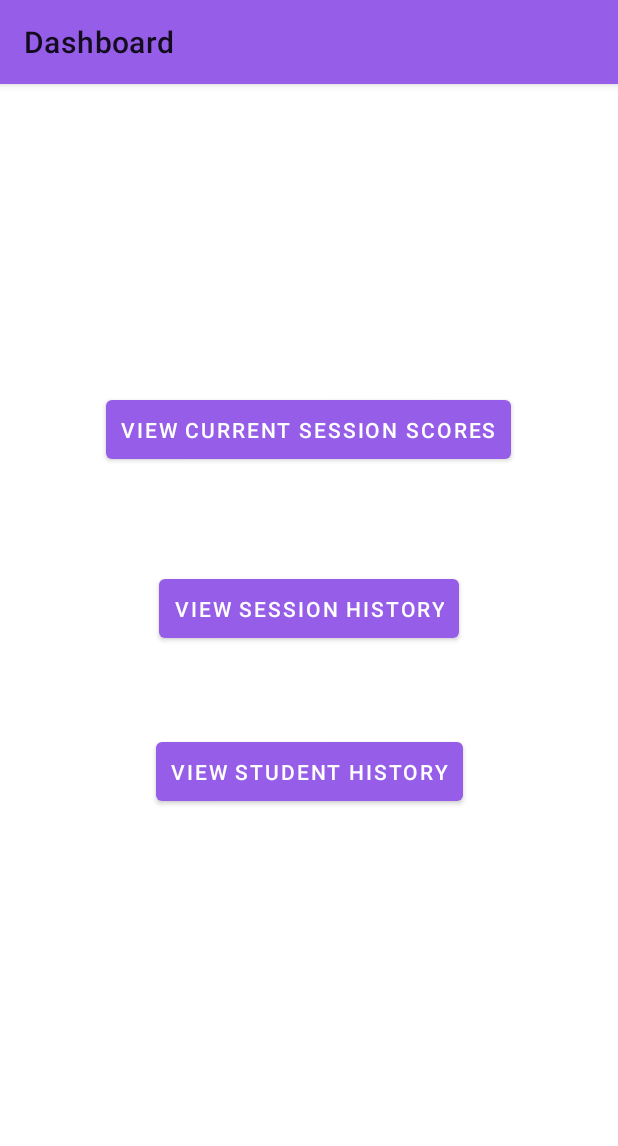
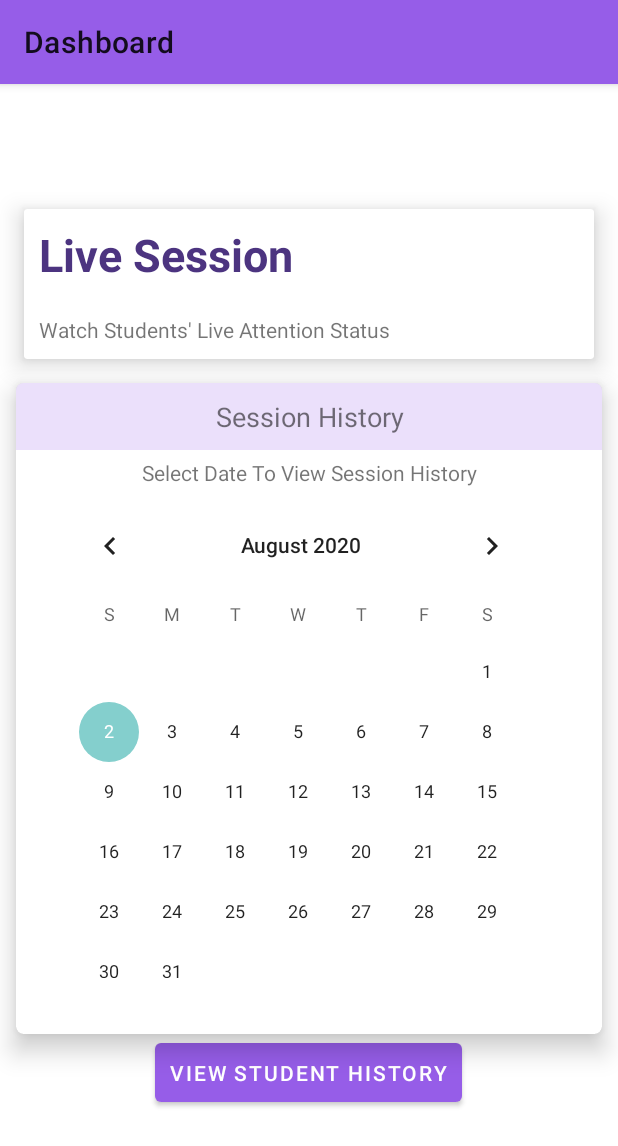
Before and after one commit to saum7800/GL32_Meraki, an Android app: the screen it shows after launch (MainActivity), on a phone screen of 412 x 824 dp. Shown: the top 1146 px of the screen. Run offline under Robolectric (Android 15) with nearby library versions, the phone set to English and light mode, and no system bars; our stand-ins replace data binding, navigation-ui.

Commit message:
Layout Changes

```diff
--- a/app/src/main/java/com/example/sih/dashboard/DashboardFragment.kt
+++ b/app/src/main/java/com/example/sih/dashboard/DashboardFragment.kt
@@ -1,9 +1,11 @@
 package com.example.sih.dashboard
 
 import android.os.Bundle
+import android.util.Log
 import android.view.LayoutInflater
 import android.view.View
 import android.view.ViewGroup
+import android.widget.CalendarView
 import androidx.databinding.DataBindingUtil
 import androidx.fragment.app.Fragment
 import androidx.navigation.findNavController
@@ -13,11 +15,15 @@ import androidx.navigation.ui.NavigationUI.setupActionBarWithNavController
 import androidx.navigation.ui.setupActionBarWithNavController
 import com.example.sih.R
 import com.example.sih.databinding.FragmentDashboardBinding
+import java.text.SimpleDateFormat
+import java.time.LocalDate
+import java.util.*
 
 class DashboardFragment : Fragment(){
 
     private lateinit var binding : FragmentDashboardBinding
     private lateinit var appBarConfiguration: AppBarConfiguration
+    private lateinit var calendar: Calendar
 
     override fun onCreateView(
         inflater: LayoutInflater,
@@ -25,14 +31,18 @@ class DashboardFragment : Fragment(){
         savedInstanceState: Bundle?
     ): View{
 
+        calendar = Calendar.getInstance()
+
         binding = DataBindingUtil.inflate(
             inflater, R.layout.fragment_dashboard,container,false
         )
         binding.lifecycleOwner=this
 
-        binding.historyButton.setOnClickListener {
+        binding.calendar.setOnDateChangeListener { _, year, month, dayOfMonth ->
+            val dateString = dayOfMonth.toString().padStart(2,'0')+'-'+(month+1).toString().padStart(2,'0')+"-"+year.toString()
+            Log.d("Date",dateString)
             this.findNavController().navigate(
-                DashboardFragmentDirections.actionDashboardFragmentToHistoryFragment()
+                DashboardFragmentDirections.actionDashboardFragmentToHistoryFragment(dateString.trim())
             )
         }
 
@@ -50,5 +60,4 @@ class DashboardFragment : Fragment(){
         return binding.root
 
     }
-
 }
--- a/app/src/main/java/com/example/sih/database/ScoreDatabase.kt
+++ b/app/src/main/java/com/example/sih/database/ScoreDatabase.kt
@@ -3,7 +3,7 @@ package com.example.sih.database
 import android.content.Context
 import androidx.room.*
 
-@Database(entities = [StudentScore :: class], version = 3 , exportSchema = false)
+@Database(entities = [StudentScore :: class], version = 4 , exportSchema = false)
 
 abstract class ScoreDatabase : RoomDatabase() {
 
--- a/app/src/main/java/com/example/sih/database/ScoreDatabaseDao.kt
+++ b/app/src/main/java/com/example/sih/database/ScoreDatabaseDao.kt
@@ -20,7 +20,7 @@ interface ScoreDatabaseDao {
     @Query("SELECT id  FROM score_history_table")
     fun getDates(): Cursor
 
-    @Query("SELECT id  FROM score_history_table  WHERE id LIKE :date")
+    @Query("SELECT id  FROM score_history_table  WHERE id LIKE :date ")
     fun getSimilarDates(date: String): Cursor
 
     @Query("DELETE FROM score_history_table")
--- a/app/src/main/java/com/example/sih/database/StudentDatabase.kt
+++ b/app/src/main/java/com/example/sih/database/StudentDatabase.kt
@@ -6,7 +6,7 @@ import androidx.room.Room
 import androidx.room.RoomDatabase
 
 
-@Database(entities = [StudentData :: class], version = 1 , exportSchema = false)
+@Database(entities = [StudentData :: class], version = 2 , exportSchema = false)
 abstract class StudentDatabase : RoomDatabase() {
 
     abstract val studentDatabaseDao : StudentDatabaseDao
--- a/app/src/main/java/com/example/sih/history/HistoryFragment.kt
+++ b/app/src/main/java/com/example/sih/history/HistoryFragment.kt
@@ -38,7 +38,9 @@ class HistoryFragment : Fragment(), AdapterView.OnItemSelectedListener {
         val application = requireNotNull(this.activity).application
         val dataSource = ScoreDatabase.getInstance(application).scoreDatabaseDao
         val chart = binding.historyChart
-        viewModelFactory = HistoryViewModelFactory(dataSource,application,chart)
+        val args = HistoryFragmentArgs.fromBundle(requireArguments())
+        val date = args.date
+        viewModelFactory = HistoryViewModelFactory(dataSource,application,chart,date)
         viewModel = ViewModelProvider(this,viewModelFactory).get(HistoryViewModel::class.java)
         binding.lifecycleOwner=this
 
@@ -50,7 +52,7 @@ class HistoryFragment : Fragment(), AdapterView.OnItemSelectedListener {
                 adapter.setDropDownViewResource(android.R.layout.simple_spinner_dropdown_item)
                 spinner.adapter= adapter
                 spinner.onItemSelectedListener=this
-                Log.i("mine","got cursor  observer done succesfully")
+                Log.i("mine","got cursor  observer done successfully")
             }
         })
 
--- a/app/src/main/java/com/example/sih/history/HistoryViewModel.kt
+++ b/app/src/main/java/com/example/sih/history/HistoryViewModel.kt
@@ -16,8 +16,8 @@ import kotlinx.coroutines.*
 class HistoryViewModel(
     private val database: ScoreDatabaseDao,
     application: Application,
-    private val chart : LineChart
-
+    private val chart : LineChart,
+    private val date : String
 ): AndroidViewModel(application){
 
     private var myConverters=MyConverters()
@@ -30,7 +30,7 @@ class HistoryViewModel(
     init {
         uiScope.launch {
             withContext(Dispatchers.IO){
-                val cursor = database.getSimilarDates("%02-08-2020%")
+                val cursor = database.getSimilarDates("%$date%")
                 val temp : ArrayList<String> = arrayListOf()
                 temp.add(" ")
                 if(cursor.moveToFirst()){
--- a/app/src/main/java/com/example/sih/history/HistoryViewModelFactory.kt
+++ b/app/src/main/java/com/example/sih/history/HistoryViewModelFactory.kt
@@ -12,12 +12,13 @@ import java.lang.IllegalArgumentException
 class HistoryViewModelFactory (
     private val dataSource: ScoreDatabaseDao,
     private val application: Application,
-    private val chart : LineChart
+    private val chart : LineChart,
+    private val date : String
 ) : ViewModelProvider.Factory{
     @Suppress("unchecked cast")
     override fun <T : ViewModel?> create(modelClass: Class<T>): T {
         if(modelClass.isAssignableFrom(HistoryViewModel::class.java)){
-            return HistoryViewModel(dataSource,application,chart) as T
+            return HistoryViewModel(dataSource,application,chart,date) as T
         }
 
         throw IllegalArgumentException("Unknown ViewModel")
--- a/app/src/main/java/com/example/sih/session/SessionViewModel.kt
+++ b/app/src/main/java/com/example/sih/session/SessionViewModel.kt
@@ -163,20 +163,20 @@ class SessionViewModel(private val database: ScoreDatabaseDao,
                 interactiveList?.remove(value)
 
                 when(snapshot.getValue<Long>()){
-                    0L -> {
+                    1L -> {
                         _animBool.value = true
                         counterCollection[key.toString()]?.currentState = 0
                         drowsyList?.add(value)
                     }
-                    1L -> {
+                    2L -> {
                         counterCollection[key.toString()]?.currentState = 1
                         inattentiveList?.add(value)
                     }
-                    2L -> {
+                    3L -> {
                         counterCollection[key.toString()]?.currentState = 2
                         attentiveList?.add(value)
                     }
-                    else -> {
+                    4L -> {
                         counterCollection[key.toString()]?.currentState = 3
                         interactiveList?.add(value)
                     }
@@ -198,28 +198,28 @@ class SessionViewModel(private val database: ScoreDatabaseDao,
                 val value = key?.let { Student(it) }
                 Log.d("Category",value.toString()+"-"+snapshot.value.toString())
                 when(snapshot.getValue<Long>()){
-                    0L -> {
+                    1L -> {
                         _animBool.value = true
                         counterCollection[key.toString()]!!.currentState = 0
                         val temp = _drowsy.value
                         temp?.add(value)
                         _drowsy.postValue(temp)
                     }
-                    1L -> {
+                    2L -> {
 
                         counterCollection[key.toString()]!!.currentState = 1
                         val temp = _inattentive.value
                         temp?.add(value)
                         _inattentive.postValue(temp)
                     }
-                    2L -> {
+                    3L -> {
 
                         counterCollection[key.toString()]!!.currentState = 1
                         val temp = _attentive.value
                         temp?.add(value)
                         _attentive.postValue(temp)
                     }
-                    else -> {
+                    4L -> {
                         counterCollection[key.toString()]!!.currentState = 1
                         val temp = _interactive.value
                         temp?.add(value)
--- a/app/src/main/res/layout/card_student_list.xml
+++ b/app/src/main/res/layout/card_student_list.xml
@@ -18,6 +18,7 @@
             android:layout_height="wrap_content"
             android:layout_marginBottom="1dp"
             android:padding="5dp"
+            android:textAlignment="center"
             android:text="@{student.name}"
             android:background="#30965DE8"
             android:textSize="18sp" />
--- a/app/src/main/res/layout/fragment_dashboard.xml
+++ b/app/src/main/res/layout/fragment_dashboard.xml
@@ -2,52 +2,95 @@
 <layout xmlns:android="http://schemas.android.com/apk/res/android"
     xmlns:app="http://schemas.android.com/apk/res-auto"
     xmlns:tools="http://schemas.android.com/tools">
-<androidx.constraintlayout.widget.ConstraintLayout
+<LinearLayout
     android:layout_width="match_parent"
-    android:layout_height="match_parent">
+    android:layout_height="match_parent"
+    android:orientation="vertical"
+    android:gravity="center">
+
+    <androidx.cardview.widget.CardView
+        android:id="@+id/session_button"
+        android:layout_width="match_parent"
+        android:layout_height="wrap_content"
+        android:layout_marginStart="16dp"
+        android:layout_marginEnd="16dp"
+        android:layout_marginBottom="16dp"
+        android:clickable="true"
+        android:padding="10dp"
+        android:elevation="8dp"
+        app:cardElevation="10dp"
+        android:foregroundGravity="center">
+
+        <LinearLayout
+            android:layout_width="match_parent"
+            android:layout_height="wrap_content"
+            android:orientation="vertical">
+
+            <TextView
+                android:layout_width="match_parent"
+                android:layout_height="wrap_content"
+                android:padding="10dp"
+                android:paddingBottom="0dp"
+                android:text="@string/live_session"
+                android:textColor="@color/colorPrimaryDark"
+                android:textSize="30sp"
+                android:textStyle="bold" />
+
+        <TextView
+            android:layout_width="match_parent"
+            android:layout_height="wrap_content"
+            android:padding="10dp"
+            android:text="@string/watch_students_live_attention_status" />
+        </LinearLayout>
+
+    </androidx.cardview.widget.CardView>
 
 
-    <com.google.android.material.button.MaterialButton
-        android:id="@+id/session_button"
+<com.google.android.material.card.MaterialCardView
+    android:layout_width="wrap_content"
+    android:layout_height="wrap_content"
+    app:cardCornerRadius="5dp"
+    android:elevation="8dp"
+    app:cardElevation="10dp"
+    android:foregroundGravity="center">
+    <LinearLayout
         android:layout_width="wrap_content"
         android:layout_height="wrap_content"
-        android:layout_marginStart="8dp"
-        android:layout_marginEnd="8dp"
-        android:padding="10dp"
-        android:text="@string/view_current_session_scores"
-        app:layout_constraintBottom_toBottomOf="parent"
-        app:layout_constraintEnd_toEndOf="parent"
-        app:layout_constraintHorizontal_bias="0.496"
-        app:layout_constraintStart_toStartOf="parent"
-        app:layout_constraintTop_toTopOf="parent"
-        app:layout_constraintVertical_bias="0.286" />
+        android:orientation="vertical">
+<TextView
+    android:layout_width="match_parent"
+    android:layout_height="wrap_content"
+    android:text="@string/session_history"
+    android:padding="10dp"
+    android:paddingBottom="0dp"
+    android:background="#30965DE8"
+    android:textAlignment="center"
+    android:textSize="18sp"/>
+        <TextView
+            android:layout_width="match_parent"
+            android:layout_height="wrap_content"
+            android:layout_marginTop="5dp"
+            android:text="@string/select_date_to_view_session_history"
+            android:textAlignment="center" />
 
-    <com.google.android.material.button.MaterialButton
-        android:id="@+id/history_button"
-        android:layout_width="wrap_content"
+    <CalendarView
+        android:id="@+id/calendar"
+        android:layout_width="match_parent"
         android:layout_height="wrap_content"
-        android:layout_marginStart="8dp"
-        android:layout_marginTop="16dp"
-        android:layout_marginEnd="8dp"
+        android:layout_marginStart="16dp"
+        android:layout_marginEnd="16dp"
         android:layout_marginBottom="16dp"
-        android:padding="10dp"
-        android:text="@string/view_session_history"
-        app:layout_constraintBottom_toBottomOf="parent"
-        app:layout_constraintEnd_toEndOf="parent"
-        app:layout_constraintStart_toStartOf="parent"
-        app:layout_constraintTop_toTopOf="parent"
-        app:layout_constraintVertical_bias="0.45" />
+        android:animateLayoutChanges="true"
+        android:padding="5dp"
+        android:text="@string/view_session_history" />
+    </LinearLayout>
+</com.google.android.material.card.MaterialCardView>
 
     <com.google.android.material.button.MaterialButton
         android:id="@+id/student_history_button"
         android:layout_width="wrap_content"
         android:layout_height="wrap_content"
         android:padding="10dp"
-        android:text="@string/view_student_history"
-        app:layout_constraintBottom_toBottomOf="parent"
-        app:layout_constraintEnd_toEndOf="parent"
-        app:layout_constraintStart_toStartOf="parent"
-        app:layout_constraintTop_toTopOf="parent"
-        app:layout_constraintVertical_bias="0.604" />
-</androidx.constraintlayout.widget.ConstraintLayout>
+        android:text="@string/view_student_history" />
+</LinearLayout>
 </layout>
--- a/app/src/main/res/layout/fragment_history.xml
+++ b/app/src/main/res/layout/fragment_history.xml
@@ -33,14 +33,14 @@
             app:layout_constraintEnd_toEndOf="parent"
             app:layout_constraintHorizontal_bias="0.0"
             app:layout_constraintStart_toStartOf="parent"
-            app:layout_constraintTop_toBottomOf="@+id/spinner"></com.github.mikephil.charting.charts.LineChart>
+            app:layout_constraintTop_toBottomOf="@+id/spinner"/>
 
         <TextView
             android:id="@+id/textView2"
             android:layout_width="wrap_content"
             android:layout_height="wrap_content"
-            android:layout_marginTop="16dp"
-            android:hint="Select the particular session"
+            android:layout_marginTop="15sp"
+            android:hint="@string/select_session_to_view_graph"
             app:layout_constraintStart_toStartOf="@+id/spinner"
             app:layout_constraintTop_toTopOf="parent" />
 
--- a/app/src/main/res/navigation/navigation.xml
+++ b/app/src/main/res/navigation/navigation.xml
@@ -30,7 +30,11 @@
     <fragment
         android:id="@+id/historyFragment"
         android:name="com.example.sih.history.HistoryFragment"
-        android:label="Session History" />
+        android:label="Session History" >
+        <argument
+            android:name="date"
+            app:argType="string" />
+    </fragment>
     <fragment
         android:id="@+id/sessionFragment"
         android:name="com.example.sih.session.SessionFragment"
--- a/app/src/main/res/values/strings.xml
+++ b/app/src/main/res/values/strings.xml
@@ -8,4 +8,9 @@
     <string name="attentive">Attentive</string>
     <string name="inattentive">Inattentive</string>
     <string name="drowsy">Drowsy</string>
+    <string name="select_date_to_view_session_history">Select Date To View Session History</string>
+    <string name="select_session_to_view_graph">Select Session to View Graph</string>
+    <string name="session_history">Session History</string>
+    <string name="live_session">Live Session</string>
+    <string name="watch_students_live_attention_status">Watch Students\' Live Attention Status</string>
 </resources>
```
